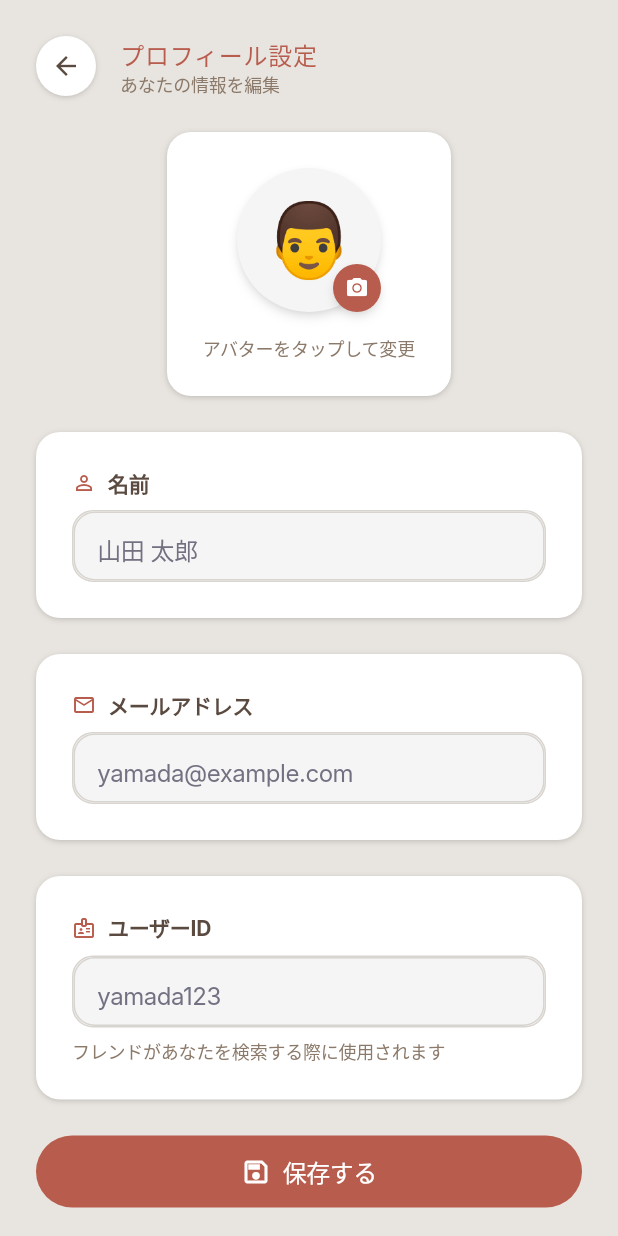
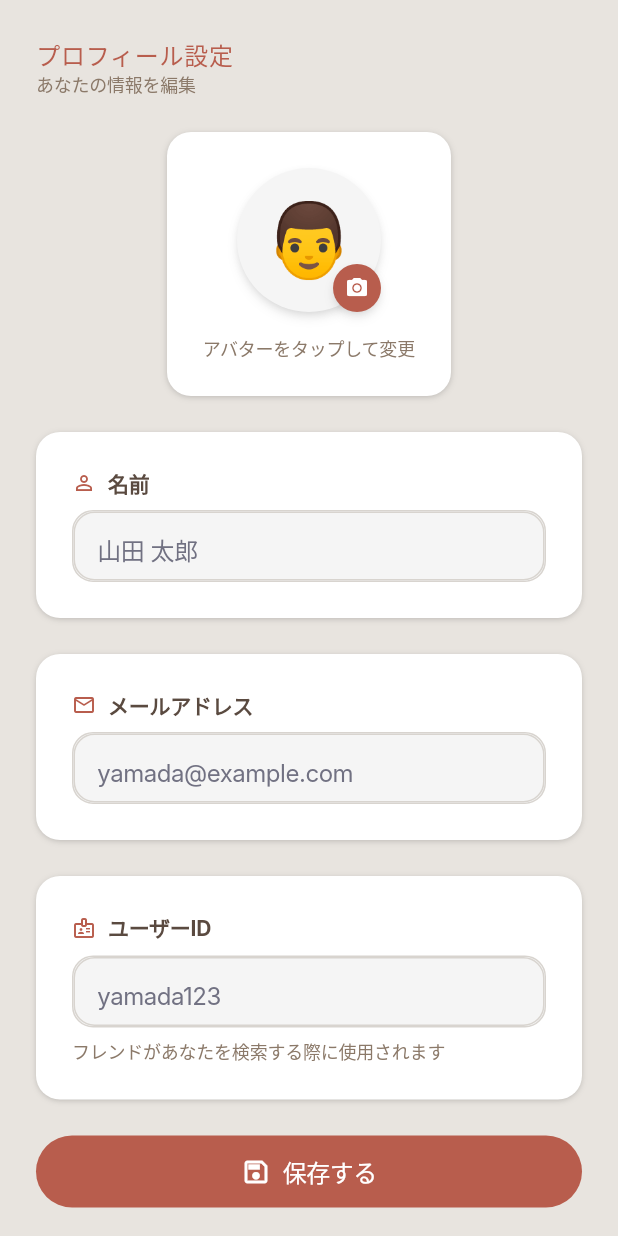
Before and after one commit to hoshido-k/imane, a Flutter app: the ProfileScreen screen opened by its route, on a phone screen of 412 x 824 dp. Run offline on Flutter 3.47's test engine with Material 3 defaults, Android fonts, the phone set to English and light mode, and no system bars; our stand-ins replace connectivity_plus, firebase_auth, firebase_core, geolocator, google_maps_flutter, permission_handler and 1 more; missing offline and left inert: background_location; accounts and stored records are empty; generated files the repository leaves out were written again; Roboto replaces fonts that are missing (Inter).

Commit message:
フレンド関連画面のUI改善
- フレンド画面とプロフィール設定画面から戻るボタンを削除
- フレンド追加画面の空状態コンポーネントの余白を最適化
- フレンド申請画面のボタンテキストが見切れないようフォントサイズを調整（16→14）

```diff
--- a/mobile/lib/screens/friends/add_friend_screen.dart
+++ b/mobile/lib/screens/friends/add_friend_screen.dart
@@ -199,15 +199,15 @@ class _AddFriendScreenState extends State<AddFriendScreen> {
     return Padding(
       padding: const EdgeInsets.symmetric(horizontal: 24),
       child: Container(
-        height: 176,
+        padding: const EdgeInsets.symmetric(vertical: 24, horizontal: 16),
         decoration: BoxDecoration(
           color: Colors.white,
           borderRadius: BorderRadius.circular(16),
         ),
         child: Column(
+          mainAxisSize: MainAxisSize.min,
           mainAxisAlignment: MainAxisAlignment.center,
           children: [
-            const SizedBox(height: 32),
             Container(
               width: 48,
               height: 48,
@@ -244,7 +244,6 @@ class _AddFriendScreenState extends State<AddFriendScreen> {
               ),
               textAlign: TextAlign.center,
             ),
-            const SizedBox(height: 32),
           ],
         ),
       ),
--- a/mobile/lib/screens/profile/profile_screen.dart
+++ b/mobile/lib/screens/profile/profile_screen.dart
@@ -121,40 +121,12 @@ class _ProfileScreenState extends State<ProfileScreen> {
 
   /// ヘッダー部分
   Widget _buildHeader() {
-    return Padding(
-      padding: const EdgeInsets.fromLTRB(24, 24, 24, 24),
+    return const Padding(
+      padding: EdgeInsets.fromLTRB(24, 24, 24, 24),
       child: Row(
         children: [
-          // 戻るボタン
-          Container(
-            width: 40,
-            height: 40,
-            decoration: BoxDecoration(
-              color: Colors.white,
-              borderRadius: BorderRadius.circular(100),
-              boxShadow: const [
-                BoxShadow(
-                  color: Color(0x1A000000),
-                  offset: Offset(0, 1),
-                  blurRadius: 3,
-                ),
-                BoxShadow(
-                  color: Color(0x1A000000),
-                  offset: Offset(0, 1),
-                  blurRadius: 2,
-                  spreadRadius: -1,
-                ),
-              ],
-            ),
-            child: IconButton(
-              icon: const Icon(Icons.arrow_back, size: 20),
-              onPressed: () => Navigator.of(context).pop(),
-              padding: EdgeInsets.zero,
-            ),
-          ),
-          const SizedBox(width: 16),
           // タイトル・サブタイトル
-          const Expanded(
+          Expanded(
             child: Column(
               crossAxisAlignment: CrossAxisAlignment.start,
               children: [
```
Also changed, not shown: mobile/lib/screens/friends/friend_requests_screen.dart (+9 -9 lines), mobile/lib/screens/friends/friends_screen.dart (+1 -29 lines).
